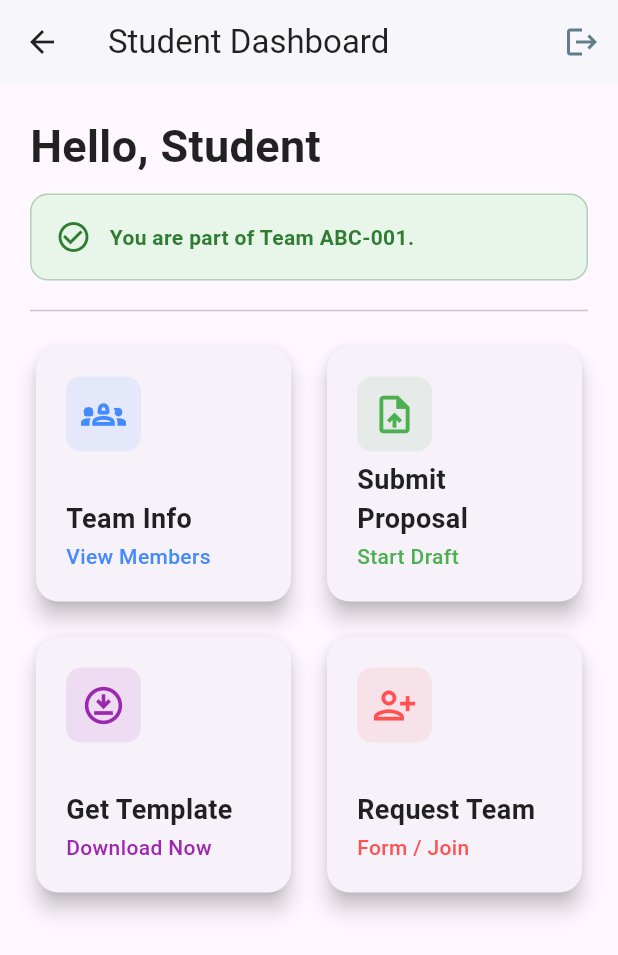
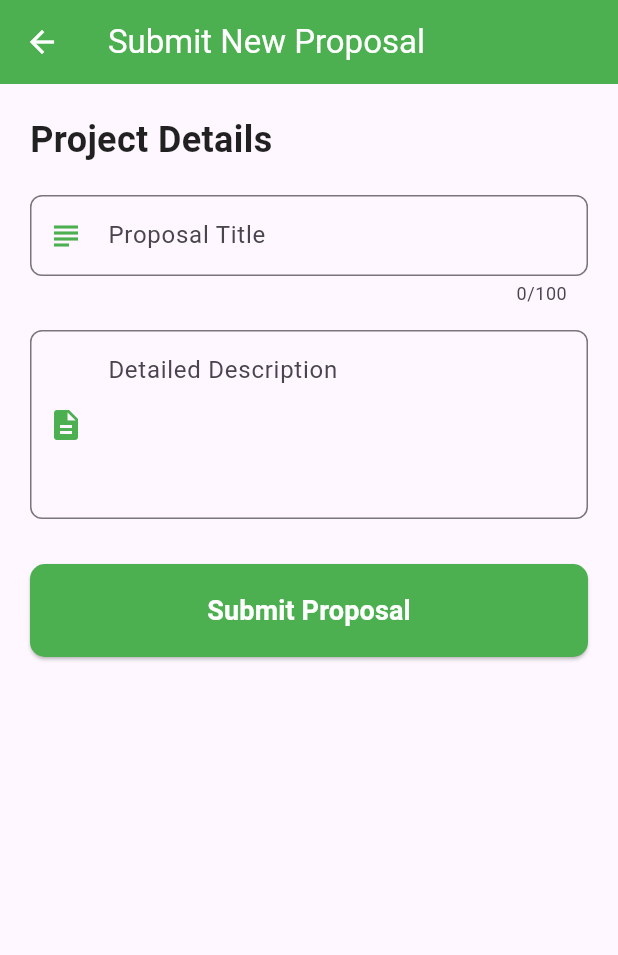
Before and after one commit to arifhaxn/lead_unity, a Flutter app: the StudentDashboard screen opened directly, after a tap on "Submit Proposal", on a phone screen of 412 x 824 dp. Shown: the top 955 px of the screen. Run offline on Flutter 3.47's test engine with Material 3 defaults, Android fonts, the phone set to English and light mode, and no system bars; our stand-ins replace flutter_secure_storage; accounts and stored records are empty.

Commit message:
reg done

```diff
--- a/lib/api services/api_services.dart
+++ b/lib/api services/api_services.dart
@@ -5,7 +5,7 @@ import 'package:http/http.dart' as http;
 
 class ApiService {
   // 🔴 IMPORTANT: CHANGE THIS URL to your teammate's actual server IP and Port.
-  static const String _baseUrl = 'http://localhost:5000/api';
+  static const String _baseUrl = 'https://leading-unity-backend.vercel.app/api';
 
   // --- Student Registration (Slight adjustment to match current UI inputs) ---
   Future<Map<String, dynamic>> register(
--- /dev/null
+++ b/lib/models/proposal_model.dart
@@ -0,0 +1,33 @@
+// lib/models/proposal_model.dart
+
+import '../models/user_model.dart'; // Assuming you might link a User object later
+
+class Proposal {
+  final String id;
+  final String title;
+  final String description;
+  final String status;
+  // This would ideally be a reference to a User/Team object
+  final String studentId;
+  final DateTime createdAt;
+
+  Proposal({
+    required this.id,
+    required this.title,
+    required this.description,
+    required this.status,
+    required this.studentId,
+    required this.createdAt,
+  });
+
+  factory Proposal.fromJson(Map<String, dynamic> json) {
+    return Proposal(
+      id: json['_id'] as String,
+      title: json['title'] as String,
+      description: json['description'] as String,
+      status: json['status'] as String,
+      studentId: json['student'] as String, // Assuming the backend returns the student's ID here
+      createdAt: DateTime.parse(json['createdAt'] as String),
+    );
+  }
+}
--- a/lib/student/student_dash.dart
+++ b/lib/student/student_dash.dart
@@ -1,5 +1,6 @@
 import 'package:flutter/material.dart';
 import 'package:link_unity/auth_provider.dart';
+import 'package:link_unity/submit_proposal.dart';
 import 'package:provider/provider.dart'; // 🟢 NEW: Import Provider // 🟢 NEW: Import AuthProvider
 
 class StudentDashboard extends StatefulWidget { // Renamed to 'Screen' for consistency
@@ -24,7 +25,10 @@ class _StudentDashboardState extends State<StudentDashboard> {
   void _navigateToTeamInfo() => print('Navigating to Team Info for $_currentTeamId');
 
   // 🟢 TODO: Implement actual navigation to the Submission Screen
-  void _navigateToSubmitProposal() => print('Navigating to Submit Proposal');
+  void _navigateToSubmitProposal() => Navigator.push(
+    context,
+    MaterialPageRoute(builder: (context) => const SubmitProposalScreen()),
+  );
 
   void _navigateToRequestTeam() => print('Navigating to Request Team/Invite Screen');
 
--- /dev/null
+++ b/lib/submit_proposal.dart
@@ -0,0 +1,148 @@
+// lib/student/submit_proposal_screen.dart
+
+import 'package:flutter/material.dart';
+import 'package:link_unity/auth_provider.dart';
+import 'package:provider/provider.dart';
+import '../api services/api_services.dart';
+
+class SubmitProposalScreen extends StatefulWidget {
+  const SubmitProposalScreen({super.key});
+
+  @override
+  State<SubmitProposalScreen> createState() => _SubmitProposalScreenState();
+}
+
+class _SubmitProposalScreenState extends State<SubmitProposalScreen> {
+  final _formKey = GlobalKey<FormState>();
+  final ApiService _apiService = ApiService(); // We can instantiate API service here
+
+  final TextEditingController _titleController = TextEditingController();
+  final TextEditingController _descriptionController = TextEditingController();
+
+  bool _isLoading = false;
+
+  @override
+  void dispose() {
+    _titleController.dispose();
+    _descriptionController.dispose();
+    super.dispose();
+  }
+
+  void _showError(String message) {
+    ScaffoldMessenger.of(context).showSnackBar(
+      SnackBar(content: Text('Error: $message'), backgroundColor: Colors.red),
+    );
+  }
+
+  void _showSuccess(String message) {
+    ScaffoldMessenger.of(context).showSnackBar(
+      SnackBar(content: Text(message), backgroundColor: Colors.green),
+    );
+  }
+
+  // --- 🚀 Submission Logic ---
+  Future<void> _submitProposal() async {
+    if (!_formKey.currentState!.validate()) return;
+
+    setState(() { _isLoading = true; });
+
+    final String title = _titleController.text.trim();
+    final String description = _descriptionController.text.trim();
+
+    // 1. Get the JWT token from the AuthProvider
+    final authProvider = Provider.of<AuthProvider>(context, listen: false);
+    final token = authProvider.token;
+
+    if (token == null) {
+      _showError('Authentication failed. Please log in again.');
+      setState(() { _isLoading = false; });
+      return;
+    }
+
+    try {
+      // 2. Call the API service, passing the token for authorization
+      await _apiService.submitProposal(title, description, token);
+
+      _showSuccess('Proposal submitted successfully!');
+      // Navigate back to the dashboard upon success
+      Navigator.of(context).pop();
+
+    } catch (e) {
+      // Handle API errors (e.g., failed validation, server error)
+      _showError(e.toString().replaceFirst('Exception: ', ''));
+    } finally {
+      setState(() { _isLoading = false; });
+    }
+  }
+
+  @override
+  Widget build(BuildContext context) {
+    return Scaffold(
+      appBar: AppBar(
+        title: const Text('Submit New Proposal'),
+        backgroundColor: Colors.green,
+        foregroundColor: Colors.white,
+      ),
+      body: SingleChildScrollView(
+        padding: const EdgeInsets.all(20.0),
+        child: Form(
+          key: _formKey,
+          child: Column(
+            crossAxisAlignment: CrossAxisAlignment.stretch,
+            children: <Widget>[
+              const Text(
+                'Project Details',
+                style: TextStyle(fontSize: 24, fontWeight: FontWeight.bold, color: Colors.black87),
+              ),
+              const SizedBox(height: 20),
+
+              // Title Field
+              TextFormField(
+                controller: _titleController,
+                decoration: _buildInputDecoration('Proposal Title', Icons.subject),
+                validator: (value) => (value == null || value.isEmpty) ? 'Please enter a title.' : null,
+                maxLength: 100,
+              ),
+              const SizedBox(height: 16),
+
+              // Description Field
+              TextFormField(
+                controller: _descriptionController,
+                decoration: _buildInputDecoration('Detailed Description', Icons.description),
+                maxLines: 8,
+                minLines: 4,
+                validator: (value) => (value == null || value.isEmpty) ? 'Please enter a description.' : null,
+              ),
+              const SizedBox(height: 30),
+
+              // Submission Button
+              _isLoading
+                  ? const Center(child: CircularProgressIndicator())
+                  : ElevatedButton(
+                      onPressed: _submitProposal,
+                      style: ElevatedButton.styleFrom(
+                        backgroundColor: Colors.green,
+                        padding: const EdgeInsets.symmetric(vertical: 18),
+                        shape: RoundedRectangleBorder(borderRadius: BorderRadius.circular(10)),
+                      ),
+                      child: const Text('Submit Proposal',
+                          style: TextStyle(color: Colors.white, fontSize: 18, fontWeight: FontWeight.bold)),
+                    ),
+            ],
+          ),
+        ),
+      ),
+    );
+  }
+
+  // Common input decoration style
+  InputDecoration _buildInputDecoration(String label, IconData icon) {
+    return InputDecoration(
+      labelText: label,
+      alignLabelWithHint: true,
+      border: const OutlineInputBorder(borderRadius: BorderRadius.all(Radius.circular(8))),
+      prefixIcon: Icon(icon, color: Colors.green),
+      contentPadding: const EdgeInsets.symmetric(vertical: 15, horizontal: 10),
+    );
+  }
+}
```
Also changed, not shown: lib/student/student_login.dart (+7 -16 lines), lib/student/student_registration_screen.dart (+17 -28 lines), lib/main.dart (line endings or trailing spaces).
